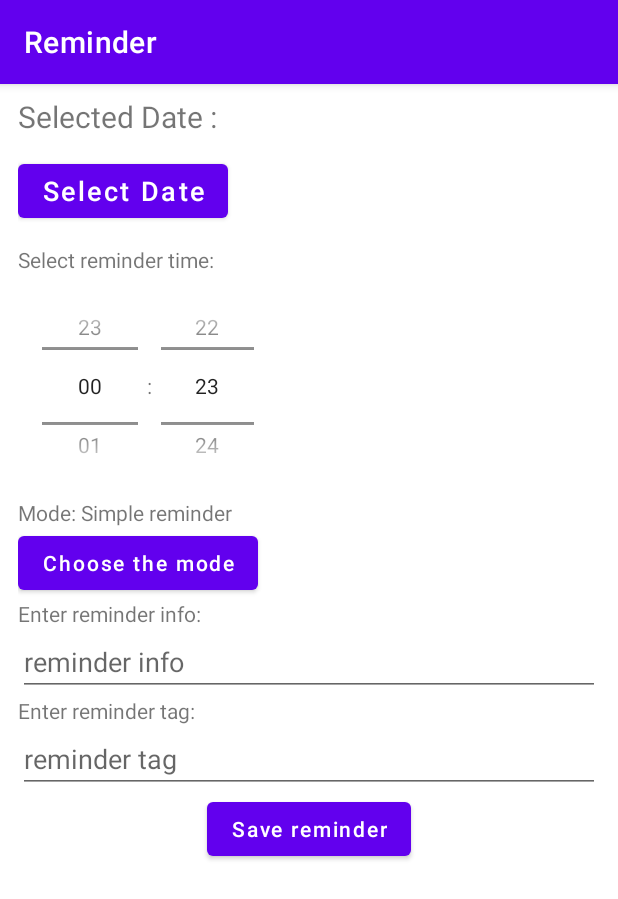
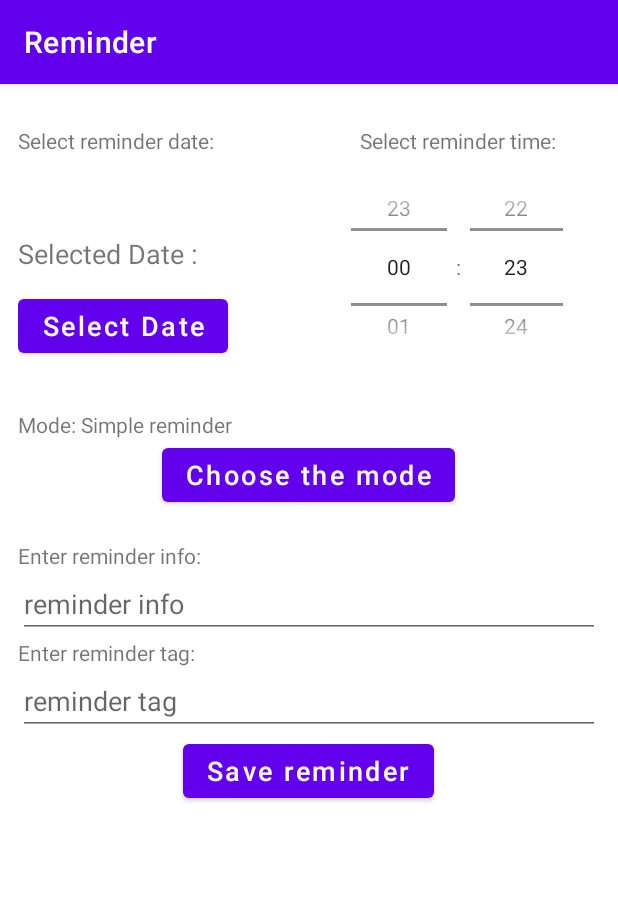
Before and after one commit to vladeekkk/reminder-project, an Android app: the CreateReminderActivity screen opened directly, with no data from a screen before it, on a phone screen of 412 x 824 dp. Shown: the top 899 px of the screen. Run offline under Robolectric (Android 15) with nearby library versions, the phone set to English and light mode, and no system bars.

Commit message:
fix style

```diff
--- a/app/src/main/java/com/example/reminder/CreateReminderActivity.java
+++ b/app/src/main/java/com/example/reminder/CreateReminderActivity.java
@@ -99,7 +99,7 @@ public class CreateReminderActivity extends AppCompatActivity {
 
         materialDatePicker.addOnPositiveButtonClickListener(
                 selection -> {
-                    selectedDateText.setText("Selected Date is : " + materialDatePicker.getHeaderText());
+                    selectedDateText.setText("Selected Date :\n" + materialDatePicker.getHeaderText());
                     selectedCalendar = Calendar.getInstance(TimeZone.getTimeZone("UTC"));
                     selectedCalendar.setTimeInMillis((Long) selection);
                 });
--- a/app/src/main/java/com/example/reminder/ListRemindersFragment.java
+++ b/app/src/main/java/com/example/reminder/ListRemindersFragment.java
@@ -32,7 +32,6 @@ public class ListRemindersFragment extends Fragment {
 
     }
 
-    // TODO: Rename and change types and number of parameters
     public static ListRemindersFragment newInstance(ArrayList<String> info, ArrayList<String> allInfo) {
         ListRemindersFragment fragment = new ListRemindersFragment();
         Bundle args = new Bundle();
@@ -61,7 +60,6 @@ public class ListRemindersFragment extends Fragment {
 
         ListView lv = view.findViewById(R.id.listView2);
 
-        System.out.println(remindersToView);
         ArrayAdapter<String> lva = new ArrayAdapter<String>(
                 getActivity(), android.R.layout.simple_list_item_1, remindersToView);
         ArrayAdapter<String> lvaAllReminders = new ArrayAdapter<String>(
@@ -113,11 +111,12 @@ public class ListRemindersFragment extends Fragment {
                             lvaAllReminders.add(updateReminder.getAllInformation());
                             lvaAllReminders.remove(updateReminderBefore.getAllInformation());
                             lvaAllReminders.notifyDataSetChanged();
+
+                            lv.setAdapter(lva);
                         }
                     });
         });
         lv.setAdapter(lva);
-        lv.refreshDrawableState();
         return view;
     }
 
--- a/app/src/main/res/layout/activity_create_reminder.xml
+++ b/app/src/main/res/layout/activity_create_reminder.xml
@@ -13,51 +13,67 @@
             android:layout_marginVertical="8dp"
             tools:context=".CreateReminderActivity">
 
+        <LinearLayout
+                android:orientation="horizontal"
+                android:layout_width="match_parent"
+                android:layout_height="match_parent" android:layout_marginTop="30px" android:layout_marginBottom="30px">
+            <LinearLayout
+                    android:orientation="vertical"
+                    android:layout_width="198dp"
+                    android:layout_height="match_parent">
+                <TextView
+                        android:layout_width="match_parent"
+                        android:layout_height="wrap_content"
+                        android:text="Select reminder date:" android:id="@+id/textViewDate"/>
                 <TextView
                         android:id="@+id/show_selected_date"
                         android:layout_width="wrap_content"
                         android:layout_height="wrap_content"
-        android:layout_gravity="left"
                         android:text="@string/selected_date"
-        android:textSize="20sp" />
-
+                        android:textSize="18sp"
+                        android:layout_marginTop="80px"/>
                 <Button
                         android:id="@+id/pick_date_button"
                         android:layout_width="wrap_content"
                         android:layout_height="wrap_content"
-        android:layout_gravity="left"
                         android:layout_marginVertical="12dp"
                         android:text="@string/select_date"
                         android:textSize="18sp"
-        />
-
+                        android:layout_marginTop="80px"/>
+            </LinearLayout>
+            <LinearLayout
+                    android:orientation="vertical"
+                    android:layout_width="match_parent"
+                    android:layout_height="match_parent">
                 <TextView
                         android:layout_width="match_parent"
                         android:layout_height="wrap_content"
-        android:text="@string/select_reminder_time" />
-
+                        android:text="@string/select_reminder_time"
+                        android:textAlignment="center"/>
                 <TimePicker
                         android:id="@+id/timePicker"
                         android:layout_width="173dp"
                         android:layout_height="149dp"
-        android:timePickerMode="spinner" />
+                        android:timePickerMode="spinner" android:layout_gravity="center"/>
+            </LinearLayout>
+        </LinearLayout>
 
         <TextView
                 android:id="@+id/text_view"
                 android:layout_width="match_parent"
                 android:layout_height="wrap_content"
-        android:text="Mode: Simple reminder" />
+                android:text="Mode: Simple reminder" android:layout_gravity="center_horizontal"/>
 
         <Button
                 android:id="@+id/mode_btn"
                 android:layout_width="wrap_content"
                 android:layout_height="wrap_content"
-        android:text="Choose the mode" />
+                android:text="Choose the mode" android:textSize="18sp" android:layout_gravity="center_horizontal"/>
 
         <TextView
                 android:layout_width="match_parent"
                 android:layout_height="wrap_content"
-        android:text="@string/enter_reminder_info" />
+                android:text="@string/enter_reminder_info" android:layout_marginTop="30px"/>
 
         <EditText
                 android:id="@+id/reminder_info_text"
@@ -88,7 +104,7 @@
                 android:layout_height="wrap_content"
                 android:text="@string/save_reminder"
                 android:layout_gravity="center"
-        />
+                android:textSize="18sp"/>
 
     </LinearLayout>
 </ScrollView>
--- a/app/src/main/res/values/strings.xml
+++ b/app/src/main/res/values/strings.xml
@@ -1,7 +1,7 @@
 <resources>
     <string name="app_name">Reminder</string>
     <string name="show_all_reminders">Show all Reminders</string>
-    <string name="create_new_reminder">Create new reminder</string>
+    <string name="create_new_reminder">Create new Reminder</string>
     <string name="selected_date">Selected Date :</string>
     <string name="select_date">Select Date</string>
     <string name="select_reminder_time">Select reminder time:</string>
```
Also changed, not shown: app/src/main/java/com/example/reminder/AllRemindersView.java (+6 -3 lines), app/src/main/java/com/example/reminder/ReminderUpdater.java (+6 -4 lines), app/src/main/res/layout/activity_update_reminder.xml (+34 -18 lines), app/src/main/res/layout/reminder_item.xml (+5 -5 lines), 1 other file. Lines whose indentation alone changed are shown as unchanged.
